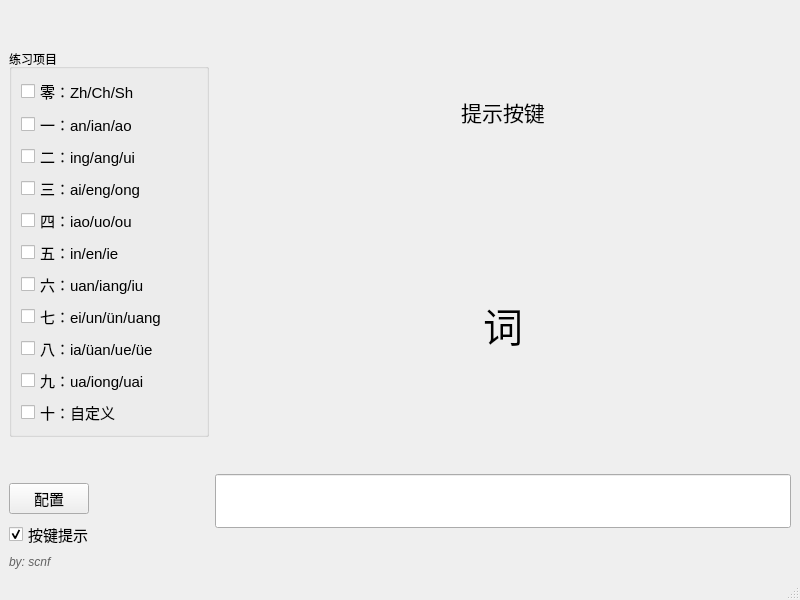
Old version of the form Gui.ui in the repository scnf-8848/shuangpin.
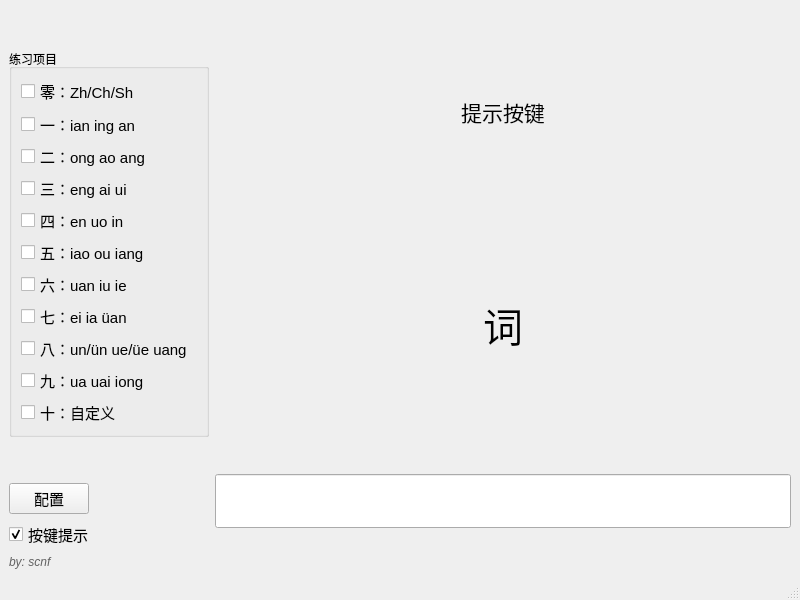
New version of the form. Icons and pictures are not drawn.

What changed in the file:
```diff
--- a/Gui.ui
+++ b/Gui.ui
@@ -102,7 +102,7 @@
             </font>
            </property>
            <property name="text">
-            <string>一：an/ian/ao</string>
+            <string>一：ian ing an</string>
            </property>
           </widget>
          </item>
@@ -120,7 +120,7 @@
             </font>
            </property>
            <property name="text">
-            <string>二：ing/ang/ui</string>
+            <string>二：ong ao ang</string>
            </property>
           </widget>
          </item>
@@ -138,7 +138,7 @@
             </font>
            </property>
            <property name="text">
-            <string>三：ai/eng/ong</string>
+            <string>三：eng ai ui</string>
            </property>
           </widget>
          </item>
@@ -156,7 +156,7 @@
             </font>
            </property>
            <property name="text">
-            <string>四：iao/uo/ou</string>
+            <string>四：en uo in</string>
            </property>
           </widget>
          </item>
@@ -174,7 +174,7 @@
             </font>
            </property>
            <property name="text">
-            <string>五：in/en/ie</string>
+            <string>五：iao ou iang</string>
            </property>
           </widget>
          </item>
@@ -192,7 +192,7 @@
             </font>
            </property>
            <property name="text">
-            <string>六：uan/iang/iu</string>
+            <string>六：uan iu ie</string>
            </property>
           </widget>
          </item>
@@ -210,7 +210,7 @@
             </font>
            </property>
            <property name="text">
-            <string>七：ei/un/ün/uang</string>
+            <string>七：ei ia üan</string>
            </property>
           </widget>
          </item>
@@ -228,7 +228,7 @@
             </font>
            </property>
            <property name="text">
-            <string>八：ia/üan/ue/üe</string>
+            <string>八：un/ün ue/üe uang</string>
            </property>
           </widget>
          </item>
@@ -246,7 +246,7 @@
             </font>
            </property>
            <property name="text">
-            <string>九：ua/iong/uai</string>
+            <string>九：ua uai iong</string>
            </property>
           </widget>
          </item>
```
